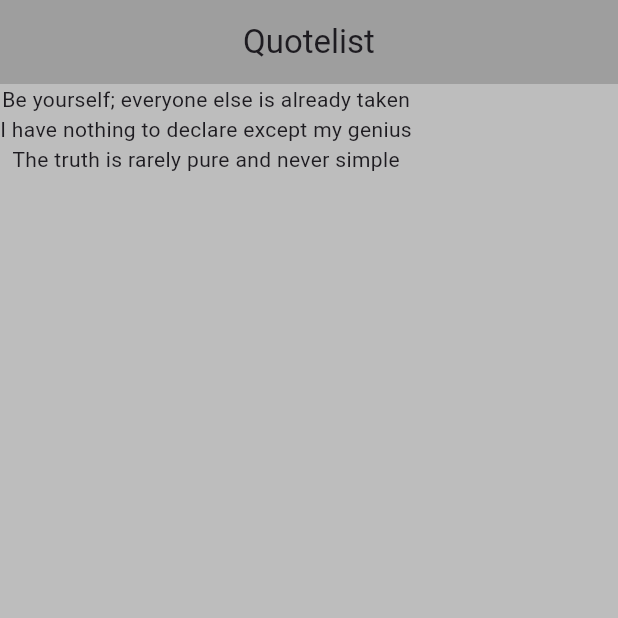
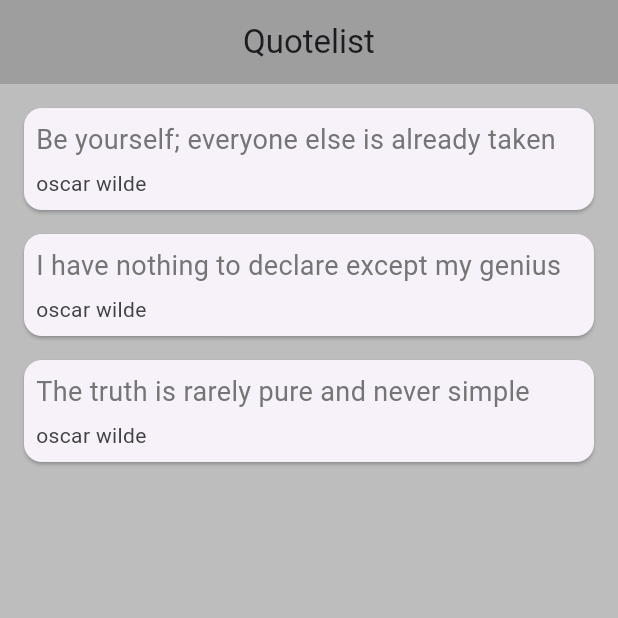
Before and after one commit to bekatadesse/flutter_app_ninja_id, a Flutter app: the screen it shows after launch, on a phone screen of 412 x 824 dp, the top half of it. Run offline on Flutter 3.47's test engine with Material 3 defaults, Android fonts, the phone set to English and light mode, and no system bars.

Commit message:
day 6 progress 18-19

```diff
--- a/lib/main.dart
+++ b/lib/main.dart
@@ -1,5 +1,5 @@
 import 'package:flutter/material.dart';
-
+import 'quote.dart';
 void main() {
   runApp(const MaterialApp(
     home: Quotelist(),
@@ -14,11 +14,38 @@ class Quotelist extends StatefulWidget {
 }
 
 class _QuotelistState extends State<Quotelist> {
-  List<String> quotes = [
-    'Be yourself; everyone else is already taken',
-    'I have nothing to declare except my genius',
-    'The truth is rarely pure and never simple'
+  List<Quote> quotes = [
+    Quote(author: 'oscar wilde' , text:'Be yourself; everyone else is already taken'),
+    Quote(author: 'oscar wilde' , text:'I have nothing to declare except my genius'),
+    Quote(author: 'oscar wilde' , text:'The truth is rarely pure and never simple'),
   ];
+  Widget quoteTemplate(quote){
+    return Card(
+      margin: const EdgeInsets.fromLTRB(16.0, 16.0, 16.0, 0),
+      child: Padding(
+        padding: const EdgeInsets.all(8.0),
+        child: Column(
+          crossAxisAlignment: CrossAxisAlignment.stretch,
+          children: [
+            Text(
+              quote.text,
+              style: TextStyle(
+                fontSize: 18.0,
+                color: Colors.grey[600],
+              ),),
+            SizedBox(height: 6.0),
+
+            Text(
+              quote.author,
+              style: TextStyle(
+                fontSize: 14.0,
+                color: Colors.grey[800],
+              ),)
+          ],
+        ),
+      ),
+    );
+  }
 
   @override
   Widget build(BuildContext context) {
@@ -30,10 +57,8 @@ class _QuotelistState extends State<Quotelist> {
           backgroundColor: Colors.grey[500]
       ),
       body: Column(
-        children: quotes.map((quote){
-          return Text(quote);
-        }).toList(),
-        ),
+        children: quotes.map((quote) => quoteTemplate(quote)).toList(),
+      ),
       );
   }
 }
--- /dev/null
+++ b/lib/quote.dart
@@ -0,0 +1,5 @@
+class Quote {
+  late String text;
+  late String author;
+  Quote({required this.text, required this.author});
+}
```
